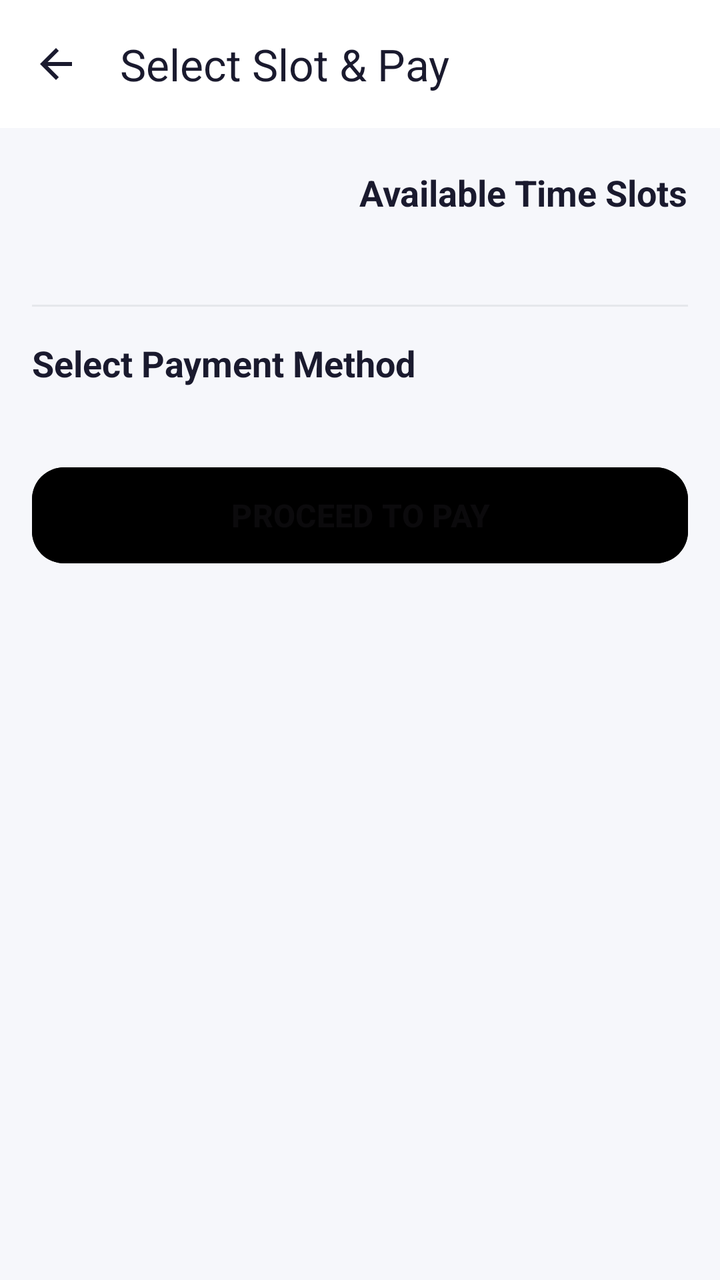
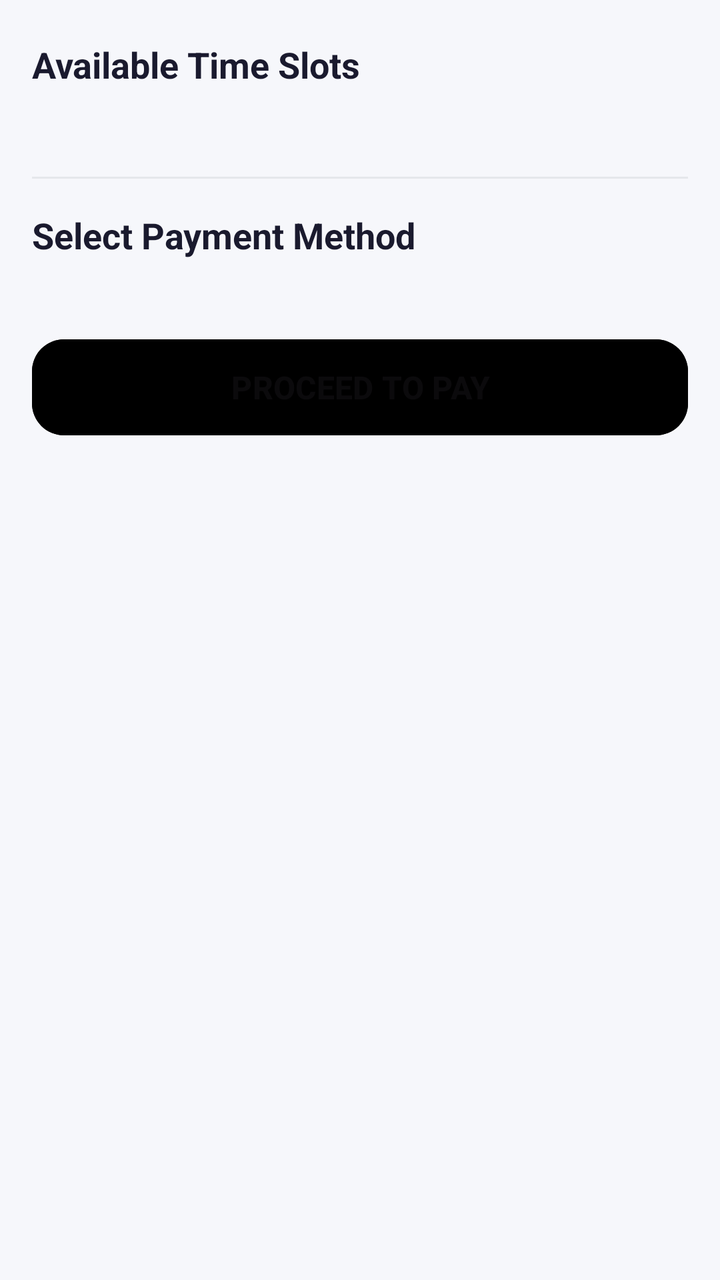

Screens rendered from an Android XML layout before and after an edit, with the pre-edit source and the edit as a unified diff.
<!-- AndroidManifest.xml: application theme Theme.PLAYO -->
<!-- res/layout/activity_book_slot.xml -->
<?xml version="1.0" encoding="utf-8"?>
<androidx.coordinatorlayout.widget.CoordinatorLayout xmlns:android="http://schemas.android.com/apk/res/android"
    xmlns:app="http://schemas.android.com/apk/res-auto"
    android:id="@+id/bookSlotRoot"
    android:layout_width="match_parent"
    android:layout_height="match_parent"
    android:background="@color/screen_bg">

    
    <com.google.android.material.appbar.MaterialToolbar
        android:id="@+id/bookSlotToolbar"
        style="@style/Widget.App.Toolbar"
        android:layout_width="match_parent"
        android:layout_height="?attr/actionBarSize"
        android:background="@color/surface_white"
        android:elevation="4dp"
        app:navigationIcon="@drawable/ic_back"
        app:title="Select Slot &amp; Pay"
        app:titleTextColor="@color/toolbar_fg" />

    <androidx.core.widget.NestedScrollView
        android:layout_width="match_parent"
        android:layout_height="match_parent"
        android:layout_marginTop="?attr/actionBarSize"
        android:clipToPadding="false"
        android:paddingBottom="24dp">

        <LinearLayout
            android:layout_width="match_parent"
            android:layout_height="wrap_content"
            android:orientation="vertical"
            android:paddingHorizontal="16dp">

            
            <TextView
                android:layout_width="wrap_content"
                android:layout_height="wrap_content"
                android:layout_marginTop="20dp"
                android:layout_marginBottom="12dp"
                android:text="Available Time Slots"
                android:textColor="@color/text_primary"
                android:layout_gravity="end"
                android:textSize="18sp"
                android:textStyle="bold" />

            <androidx.recyclerview.widget.RecyclerView
                android:id="@+id/timeSlotRecycler"
                android:layout_width="match_parent"
                android:layout_height="wrap_content"
                android:nestedScrollingEnabled="false"
                android:paddingVertical="8dp" />

            
            <View
                android:layout_width="match_parent"
                android:layout_height="1dp"
                android:layout_marginVertical="16dp"
                android:background="@color/divider" />

            
            <TextView
                android:layout_width="wrap_content"
                android:layout_height="wrap_content"
                android:layout_marginBottom="12dp"
                android:text="Select Payment Method"
                android:textColor="@color/text_primary"
                android:textSize="18sp"
                android:textStyle="bold" />

            <androidx.recyclerview.widget.RecyclerView
                android:id="@+id/paymentMethodRecycler"
                android:layout_width="match_parent"
                android:layout_height="wrap_content"
                android:nestedScrollingEnabled="false"
                android:background="@drawable/bg_payment_list" />

            
            <Button
                android:id="@+id/btnProceedPay"
                android:layout_width="match_parent"
                android:layout_height="56dp"
                android:layout_marginTop="24dp"
                android:enabled="false"
                android:text="PROCEED TO PAY"
                android:textSize="16sp"
                android:textStyle="bold"
                app:cornerRadius="16dp"
                android:backgroundTint="#000000"
                app:rippleColor="#33FFFFFF" />

        </LinearLayout>
    </androidx.core.widget.NestedScrollView>

</androidx.coordinatorlayout.widget.CoordinatorLayout>
<!-- resources referenced by this layout -->
<resources>
  <color name="divider">#FFE5E7EB</color>
  <color name="screen_bg">#FFF6F7FB</color>
  <color name="surface_white">#FFFFFFFF</color>
  <color name="text_primary">#FF1A1A2E</color>
  <color name="toolbar_fg">#FF1A1A2E</color>
  <!-- drawable bg_payment_list (drawable) -->
  <?xml version="1.0" encoding="utf-8"?>
  <shape xmlns:android="http://schemas.android.com/apk/res/android"
      android:shape="rectangle">
      <solid android:color="@color/surface_white" />
      <corners android:radius="16dp" />
  </shape>
  <!-- drawable ic_back (drawable) -->
  <vector xmlns:android="http://schemas.android.com/apk/res/android"
      android:width="24dp"
      android:height="24dp"
      android:viewportWidth="24"
      android:viewportHeight="24">
      <path
          android:fillColor="#FF000000"
          android:pathData="M20,11H7.83l5.59,-5.59L12,4l-8,8 8,8 1.41,-1.41L7.83,13H20v-2z" />
  </vector>
  <style name="Widget.App.Toolbar" parent="Widget.Material3.Toolbar">
          <item name="android:background">@color/toolbar_bg</item>
          <item name="titleTextColor">@color/toolbar_fg</item>
          <item name="navigationIconTint">@color/toolbar_fg</item>
          <item name="android:elevation">0dp</item>
          <item name="contentInsetStartWithNavigation">0dp</item>
      </style>
  <style name="Theme.PLAYO" parent="Theme.Material3.DayNight.NoActionBar">
          <item name="colorPrimary">@color/colorPrimary</item>
          <item name="colorPrimaryDark">@color/colorPrimaryDark</item>
          <item name="colorOnPrimary">@color/white</item>
          <item name="colorSecondary">@color/colorSecondary</item>
          <item name="colorOnSecondary">@color/white</item>
          <item name="android:statusBarColor">@color/screen_bg</item>
          <item name="android:windowBackground">@color/screen_bg</item>
          <item name="materialCardViewStyle">@style/Widget.Material3.CardView.Elevated</item>
      </style>
  <color name="toolbar_bg">#FFF5F5F5</color>
  <color name="colorPrimary">#FF6C63FF</color>
  <color name="colorPrimaryDark">#FF5549E0</color>
  <color name="white">#FFFFFFFF</color>
  <color name="colorSecondary">#FF00C2A8</color>
</resources>

<!-- the commit's change to res/layout/activity_book_slot.xml (unified diff, before → after) -->
@@ -1,27 +1,15 @@
 <?xml version="1.0" encoding="utf-8"?>
 <androidx.coordinatorlayout.widget.CoordinatorLayout xmlns:android="http://schemas.android.com/apk/res/android"
     xmlns:app="http://schemas.android.com/apk/res-auto"
+    xmlns:tools="http://schemas.android.com/tools"
     android:id="@+id/bookSlotRoot"
     android:layout_width="match_parent"
     android:layout_height="match_parent"
     android:background="@color/screen_bg">
 
-    
-    <com.google.android.material.appbar.MaterialToolbar
-        android:id="@+id/bookSlotToolbar"
-        style="@style/Widget.App.Toolbar"
-        android:layout_width="match_parent"
-        android:layout_height="?attr/actionBarSize"
-        android:background="@color/surface_white"
-        android:elevation="4dp"
-        app:navigationIcon="@drawable/ic_back"
-        app:title="Select Slot &amp; Pay"
-        app:titleTextColor="@color/toolbar_fg" />
-
     <androidx.core.widget.NestedScrollView
         android:layout_width="match_parent"
         android:layout_height="match_parent"
-        android:layout_marginTop="?attr/actionBarSize"
         android:clipToPadding="false"
         android:paddingBottom="24dp">
 
@@ -39,7 +27,6 @@
                 android:layout_marginBottom="12dp"
                 android:text="Available Time Slots"
                 android:textColor="@color/text_primary"
-                android:layout_gravity="end"
                 android:textSize="18sp"
                 android:textStyle="bold" />
 
@@ -48,7 +35,8 @@
                 android:layout_width="match_parent"
                 android:layout_height="wrap_content"
                 android:nestedScrollingEnabled="false"
-                android:paddingVertical="8dp" />
+                android:paddingVertical="8dp"
+                tools:listitem="@layout/item_time_slot" />
 
             
             <View
@@ -72,7 +60,8 @@
                 android:layout_width="match_parent"
                 android:layout_height="wrap_content"
                 android:nestedScrollingEnabled="false"
-                android:background="@drawable/bg_payment_list" />
+                android:background="@drawable/bg_payment_list"
+                tools:listitem="@layout/item_payment_method" />
 
             
             <Button
@@ -92,3 +81,74 @@
     </androidx.core.widget.NestedScrollView>
 
 </androidx.coordinatorlayout.widget.CoordinatorLayout>
+<!-- res/layout/item_time_slot.xml (included above) -->
+<?xml version="1.0" encoding="utf-8"?>
+<FrameLayout xmlns:android="http://schemas.android.com/apk/res/android"
+    android:layout_width="match_parent"
+    android:layout_height="72dp"
+    android:layout_margin="4dp"
+    android:background="@drawable/bg_slot"
+    android:clickable="true"
+    android:focusable="true">
+
+    <TextView
+        android:id="@+id/slotTimeText"
+        android:layout_width="wrap_content"
+        android:layout_height="wrap_content"
+        android:layout_gravity="center"
+        android:textColor="@color/slot_time_color"
+        android:textSize="13sp"
+        android:textStyle="bold" />
+
+</FrameLayout>
+<!-- res/layout/item_payment_method.xml (included above) -->
+<?xml version="1.0" encoding="utf-8"?>
+<LinearLayout xmlns:android="http://schemas.android.com/apk/res/android"
+    xmlns:app="http://schemas.android.com/apk/res-auto"
+    android:layout_width="match_parent"
+    android:layout_height="wrap_content"
+    android:background="@drawable/bg_payment_row"
+    android:foreground="?attr/selectableItemBackground"
+    android:gravity="center_vertical"
+    android:orientation="horizontal"
+    android:paddingHorizontal="16dp"
+    android:paddingVertical="16dp">
+
+    <ImageView
+        android:id="@+id/paymentIcon"
+        android:layout_width="28dp"
+        android:layout_height="28dp"
+        android:contentDescription="@string/search"
+        app:tint="@color/text_secondary" />
+
+    <LinearLayout
+        android:layout_width="0dp"
+        android:layout_height="wrap_content"
+        android:layout_marginStart="16dp"
+        android:layout_weight="1"
+        android:orientation="vertical">
+
+        <TextView
+            android:id="@+id/paymentName"
+            android:layout_width="wrap_content"
+            android:layout_height="wrap_content"
+            android:textColor="@color/text_primary"
+            android:textSize="16sp"
+            android:textStyle="bold" />
+
+        <TextView
+            android:id="@+id/paymentSubtitle"
+            android:layout_width="wrap_content"
+            android:layout_height="wrap_content"
+            android:layout_marginTop="2dp"
+            android:textColor="@color/text_secondary"
+            android:textSize="13sp" />
+    </LinearLayout>
+
+    <View
+        android:id="@+id/radioCircle"
+        android:layout_width="20dp"
+        android:layout_height="20dp"
+        android:background="@drawable/radio_circle" />
+
+</LinearLayout>
<!-- resource entries referenced after the edit -->
@@ -4,7 +4,7 @@
   <color name="screen_bg">#FFF6F7FB</color>
   <color name="surface_white">#FFFFFFFF</color>
   <color name="text_primary">#FF1A1A2E</color>
-  <color name="toolbar_fg">#FF1A1A2E</color>
+  <color name="text_secondary">#FF6B7280</color>
   <!-- drawable bg_payment_list (drawable) -->
   <?xml version="1.0" encoding="utf-8"?>
   <shape xmlns:android="http://schemas.android.com/apk/res/android"
@@ -12,23 +12,61 @@
       <solid android:color="@color/surface_white" />
       <corners android:radius="16dp" />
   </shape>
-  <!-- drawable ic_back (drawable) -->
-  <vector xmlns:android="http://schemas.android.com/apk/res/android"
-      android:width="24dp"
-      android:height="24dp"
-      android:viewportWidth="24"
-      android:viewportHeight="24">
-      <path
-          android:fillColor="#FF000000"
-          android:pathData="M20,11H7.83l5.59,-5.59L12,4l-8,8 8,8 1.41,-1.41L7.83,13H20v-2z" />
-  </vector>
-  <style name="Widget.App.Toolbar" parent="Widget.Material3.Toolbar">
-          <item name="android:background">@color/toolbar_bg</item>
-          <item name="titleTextColor">@color/toolbar_fg</item>
-          <item name="navigationIconTint">@color/toolbar_fg</item>
-          <item name="android:elevation">0dp</item>
-          <item name="contentInsetStartWithNavigation">0dp</item>
-      </style>
+  <!-- drawable bg_payment_row (drawable) -->
+  <?xml version="1.0" encoding="utf-8"?>
+  <layer-list xmlns:android="http://schemas.android.com/apk/res/android">
+      <item>
+          <shape android:shape="rectangle">
+              <solid android:color="@color/divider" />
+          </shape>
+      </item>
+      <item android:bottom="1dp">
+          <shape android:shape="rectangle">
+              <solid android:color="@android:color/transparent" />
+          </shape>
+      </item>
+  </layer-list>
+  <!-- drawable bg_slot (drawable) -->
+  <?xml version="1.0" encoding="utf-8"?>
+  <selector xmlns:android="http://schemas.android.com/apk/res/android">
+      <item android:state_selected="true">
+          <shape android:shape="rectangle">
+              <solid android:color="#000000" />
+              <corners android:radius="8dp" />
+          </shape>
+      </item>
+      <item android:state_enabled="false">
+          <shape android:shape="rectangle">
+              <solid android:color="#BDBDBD" />
+              <corners android:radius="8dp" />
+          </shape>
+      </item>
+      <item>
+          <shape android:shape="rectangle">
+              <solid android:color="#E0E0E0" />
+              <corners android:radius="8dp" />
+          </shape>
+      </item>
+  </selector>
+  <!-- drawable radio_circle (drawable) -->
+  <?xml version="1.0" encoding="utf-8"?>
+  <selector xmlns:android="http://schemas.android.com/apk/res/android">
+      <item android:state_selected="true">
+          <shape android:shape="oval">
+              <solid android:color="#000000" />
+              <size android:width="20dp" android:height="20dp" />
+          </shape>
+      </item>
+      <item>
+          <shape android:shape="oval">
+              <stroke
+                  android:width="2dp"
+                  android:color="#9E9E9E" />
+              <size android:width="20dp" android:height="20dp" />
+          </shape>
+      </item>
+  </selector>
+  <string name="search">Search</string>
   <style name="Theme.PLAYO" parent="Theme.Material3.DayNight.NoActionBar">
           <item name="colorPrimary">@color/colorPrimary</item>
           <item name="colorPrimaryDark">@color/colorPrimaryDark</item>
@@ -39,7 +77,6 @@
           <item name="android:windowBackground">@color/screen_bg</item>
           <item name="materialCardViewStyle">@style/Widget.Material3.CardView.Elevated</item>
       </style>
-  <color name="toolbar_bg">#FFF5F5F5</color>
   <color name="colorPrimary">#FF6C63FF</color>
   <color name="colorPrimaryDark">#FF5549E0</color>
   <color name="white">#FFFFFFFF</color>
